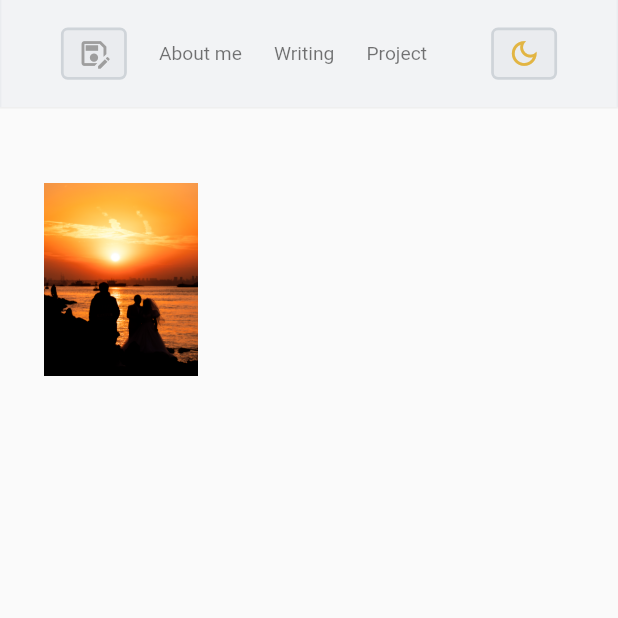
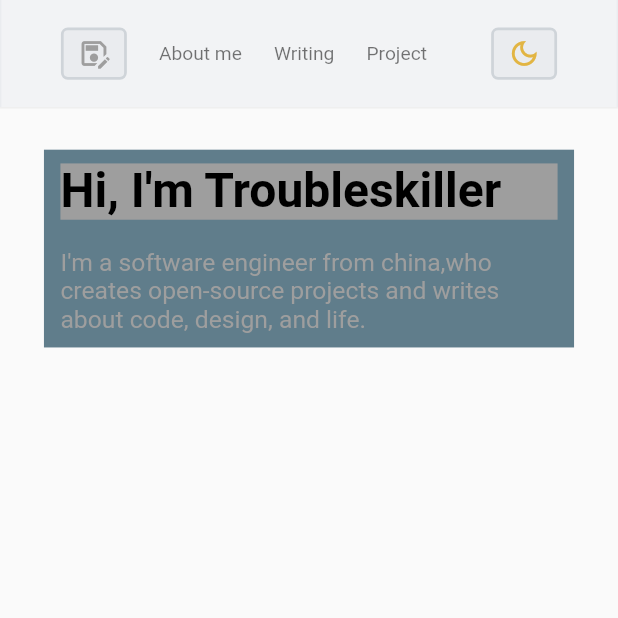
Before and after one commit to troubleskiller/troubleskiller_website, a Flutter app: the screen it shows after launch, on a phone screen of 412 x 824 dp, the top half of it. Run offline on Flutter 3.47's test engine with Material 2 defaults, Android fonts, the phone set to English and light mode, and no system bars; our stand-ins replace dio, responsive_framework; network calls fail.

Commit message:
add expanded to avoid overflow

```diff
--- a/lib/screen/main_screen/main_screen.dart
+++ b/lib/screen/main_screen/main_screen.dart
@@ -20,32 +20,41 @@ class MainScreen extends StatelessWidget {
                 mainAxisAlignment: MainAxisAlignment.spaceBetween,
                 mainAxisSize: MainAxisSize.max,
                 children: [
-                  // Column(
-                  //   mainAxisAlignment: MainAxisAlignment.start,
-                  //   crossAxisAlignment: CrossAxisAlignment.start,
-                  //   children: [
-                  //     Text(
-                  //       'Hi, I\'m Troubleskiller',
-                  //       style: TextStyle(
-                  //           color: Colors.black,
-                  //           // fontSize: 35,
-                  //           fontWeight: FontWeight.bold),
-                  //     ),
-                  //     Text(
-                  //       'I\'m a software engineer from china,who creates open-source projects and writes about code, design, and life.',
-                  //       style: TextStyle(
-                  //         color: Colors.grey,
-                  //         // fontSize: 18,
-                  //       ),
-                  //       overflow: TextOverflow.fade,
-                  //     ),
-                  //   ],
-                  // ),
+                  Expanded(
+                    child: Container(
+                      color: Colors.blueGrey,
+                      child: Column(
+                        mainAxisAlignment: MainAxisAlignment.start,
+                        children: [
+                          Container(
+                            color: Colors.grey,
+                            alignment: Alignment.topLeft,
+                            margin: EdgeInsets.symmetric(
+                                horizontal: 12, vertical: 10),
+                            child: Text(
+                              'Hi, I\'m Troubleskiller',
+                              style: TextStyle(
+                                  color: Colors.black,
+                                  fontSize: 35,
+                                  fontWeight: FontWeight.bold),
+                            ),
+                          ),
+                          Container(
+                            margin: EdgeInsets.symmetric(
+                                horizontal: 12, vertical: 10),
+                            child: Text(
+                              'I\'m a software engineer from china,who creates open-source projects and writes about code, design, and life.',
+                              style: TextStyle(
+                                color: Colors.grey,
+                                fontSize: 18,
+                              ),
+                            ),
+                          ),
+                        ],
+                      ),
+                    ),
+                  ),
                   ImageWrapper(image: 'assets/image/main_page_image.jpg'),
-                  // Image.asset(
-                  //   'assets/image/main_page_image.jpg',
-                  //   height: 200,
-                  // ),
                 ],
               ),
             ],
--- a/lib/widget/common_widet/wrapper_widget/wrapper_image.dart
+++ b/lib/widget/common_widet/wrapper_widget/wrapper_image.dart
@@ -9,9 +9,8 @@ class ImageWrapper extends StatelessWidget {
   Widget build(BuildContext context) {
     //Listen to inherited widget width updates.
     double width = MediaQuery.of(context).size.width / 4;
-
-    print(width);
-    return Container(
+    return MediaQuery.of(context).size.width > 800
+        ? Container(
             margin: const EdgeInsets.symmetric(vertical: 24),
             child: Image.asset(
               image,
@@ -19,6 +18,7 @@ class ImageWrapper extends StatelessWidget {
               height: width / 0.8,
               fit: BoxFit.cover,
             ),
-    );
+          )
+        : Container();
   }
 }
```
Lines whose indentation alone changed are shown as unchanged.
